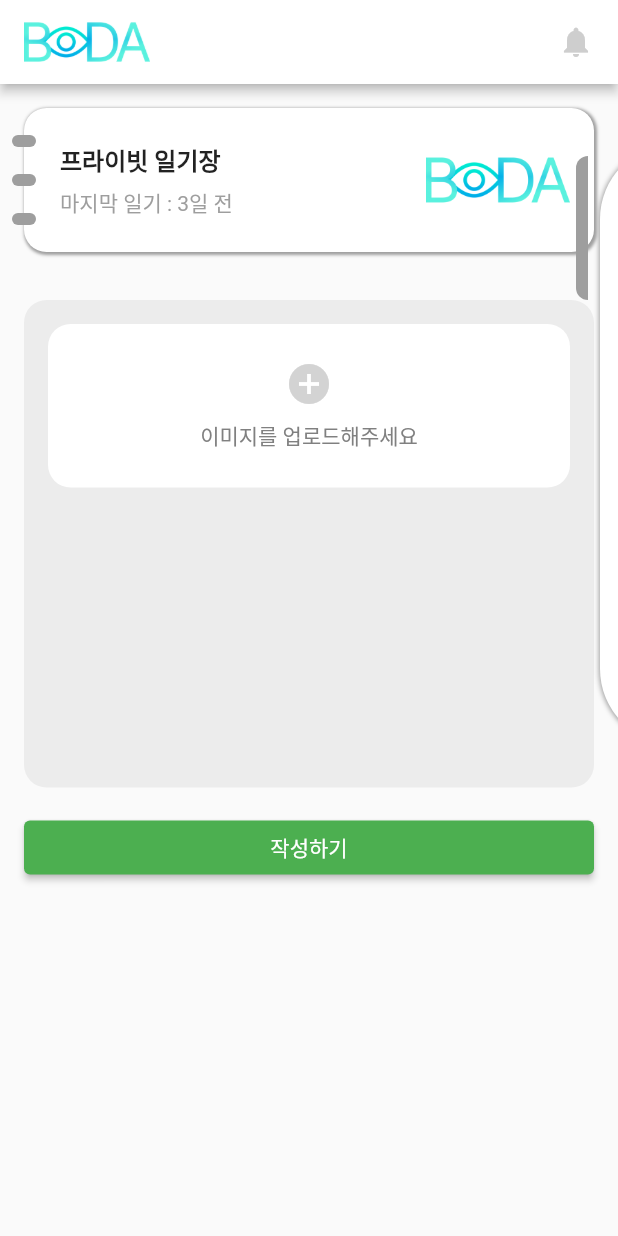
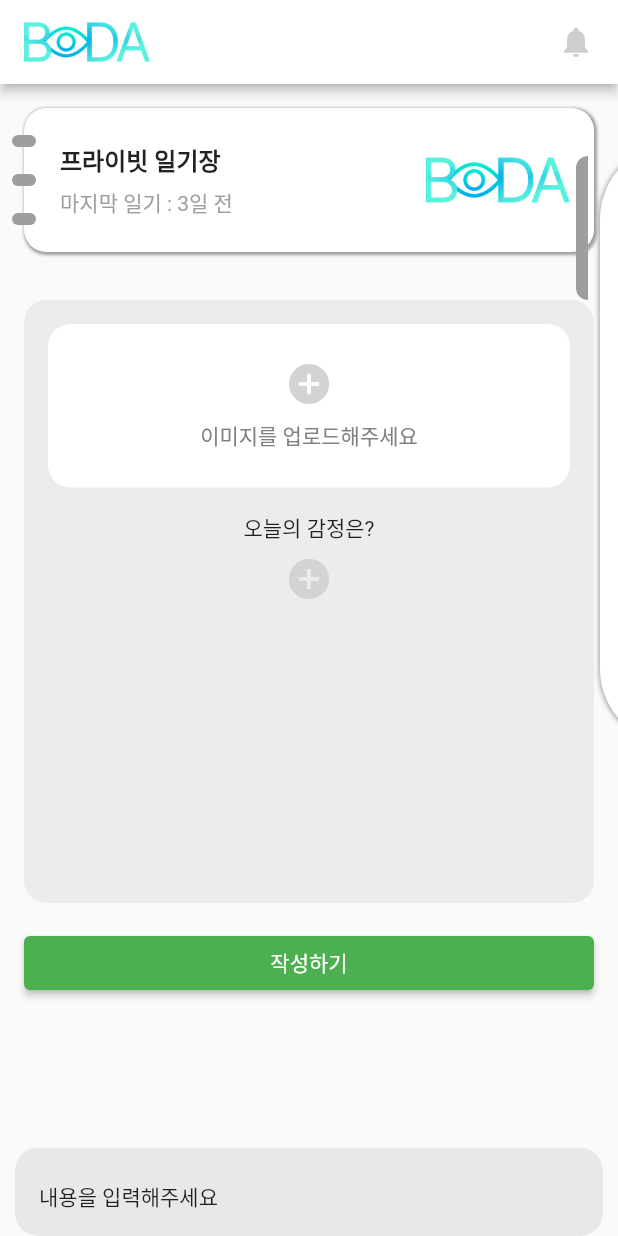
Before and after one commit to 2Juzzang/boda, a Flutter app: the DiaryNew screen opened directly, after a tap on "작성하기", on a phone screen of 412 x 824 dp. Run offline on Flutter 3.47's test engine with Material 2 defaults, Android fonts, the phone set to English and light mode, and no system bars; our stand-ins replace flutter_native_splash, get, image_picker, pocketbase.

Commit message:
감정 테이블 연결

```diff
--- a/lib/modules/diary/controller/create_controller.dart
+++ b/lib/modules/diary/controller/create_controller.dart
@@ -6,8 +6,12 @@
   final client = PocketBase('http://127.0.0.1:8090');
 
   Future createTodayDiary(Map<String, dynamic> diary) async {
-    await client.records.create('diary',
-        body: diary,
-        files: [await http.MultipartFile.fromPath('image', diary['image'])]);
+    if (diary['images'] == null) {
+      await client.records.create('diary', body: diary);
+    } else {
+      await client.records.create('diary',
+          body: diary,
+          files: [await http.MultipartFile.fromPath('image', diary['image'])]);
+    }
   }
 }
--- a/lib/modules/diary/screens/diary_new.dart
+++ b/lib/modules/diary/screens/diary_new.dart
@@ -18,6 +18,7 @@
 class _DiaryNewState extends State<DiaryNew> {
   bool _visible = false;
   File? _image;
+  String? _feeling;
   final ImagePicker _picker = ImagePicker();
   Future _getImage() async {
     final XFile? image = await _picker.pickImage(source: ImageSource.gallery);
@@ -26,6 +27,13 @@
         _image = File(image.path);
       });
     }
+  }
+
+  _selectFeeling(v) {
+    setState(() {
+      _feeling = v;
+      _visible = false;
+    });
   }
 
   final controller = Get.put(CreateController());
@@ -58,12 +66,6 @@
               child: Column(
                 children: [
                   DiaryWidget(),
-                  Container(
-                    decoration: BoxDecoration(),
-                    child: Column(
-                      children: [],
-                    ),
-                  ),
                   Container(
                     decoration: BoxDecoration(
                       color: Color(0xffececec),
@@ -106,6 +108,31 @@
                                       ),
                                     )),
                         ),
+                        GestureDetector(
+                          onTap: () {
+                            setState(() {
+                              _visible = true;
+                            });
+                          },
+                          child: Container(
+                            padding: const EdgeInsets.all(8.0),
+                            child: Column(
+                              children: [
+                                Text('오늘의 감정은?'),
+                                SizedBox(height: 8),
+                                SizedBox(
+                                  child: _feeling == null
+                                      ? Icon(Icons.add_circle,
+                                          color: Color(0xffd3d3d3), size: 32)
+                                      : Image(
+                                          image: AssetImage(
+                                          'assets/images/$_feeling.png',
+                                        )),
+                                ),
+                              ],
+                            ),
+                          ),
+                        ),
                         TextFormField(
                           controller: contentsController,
                           decoration: InputDecoration(
@@ -121,10 +148,23 @@
                     width: double.infinity,
                     child: ElevatedButton(
                       onPressed: () {
+                        if (contentsController.text.isEmpty) {
+                          Get.snackbar('', '내용을 입력해주세요',
+                              titleText: Container(),
+                              snackPosition: SnackPosition.BOTTOM);
+                          return;
+                        }
+                        if (_feeling == null) {
+                          Get.snackbar('', '오늘의 감정을 선택해주세요',
+                              titleText: Container(),
+                              snackPosition: SnackPosition.BOTTOM);
+                          return;
+                        }
                         controller.createTodayDiary(<String, dynamic>{
                           'contents': contentsController.text,
                           'author': '022vbnqxnk2fsn7',
-                          'image': _image!.path,
+                          'image': _image == null ? null : _image!.path,
+                          'feeling': _feeling
                         });
                       },
                       style: ButtonStyle(
@@ -172,11 +212,70 @@
                       topLeft: Radius.circular(50),
                       bottomLeft: Radius.circular(50),
                     ),
-                    boxShadow: [
+                    boxShadow: const [
                       BoxShadow(
                         color: Colors.grey,
                         offset: Offset(-0.1, 0.1),
                         blurRadius: 2,
+                      ),
+                    ],
+                  ),
+                  child: Column(
+                    mainAxisAlignment: MainAxisAlignment.spaceEvenly,
+                    children: [
+                      GestureDetector(
+                        onTap: () {
+                          _selectFeeling('normal');
+                        },
+                        child: Image.asset(
+                          'assets/images/normal.png',
+                          width: 50,
+                        ),
+                      ),
+                      GestureDetector(
+                        onTap: () {
+                          _selectFeeling('good');
+                        },
+                        child: Image.asset(
+                          'assets/images/good.png',
+                          width: 50,
+                        ),
+                      ),
+                      GestureDetector(
+                        onTap: () {
+                          _selectFeeling('joy');
+                        },
+                        child: Image.asset(
+                          'assets/images/joy.png',
+                          width: 50,
+                        ),
+                      ),
+                      GestureDetector(
+                        onTap: () {
+                          _selectFeeling('sigh');
+                        },
+                        child: Image.asset(
+                          'assets/images/sigh.png',
+                          width: 50,
+                        ),
+                      ),
+                      GestureDetector(
+                        onTap: () {
+                          _selectFeeling('anger');
+                        },
+                        child: Image.asset(
+                          'assets/images/anger.png',
+                          width: 50,
+                        ),
+                      ),
+                      GestureDetector(
+                        onTap: () {
+                          _selectFeeling('sadness');
+                        },
+                        child: Image.asset(
+                          'assets/images/sadness.png',
+                          width: 50,
+                        ),
                       ),
                     ],
                   ),
```
Also changed, not shown: assets/images/anger.png (added), assets/images/good.png (added), assets/images/joy.png (added), assets/images/normal.png (added), assets/images/sadness.png (added), assets/images/sigh.png (added).
